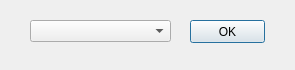
First picture: the form in begindialog.ui, repository alikanarya/homeAutoGui, before the edit.
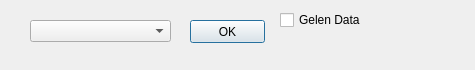
Second picture: the form after the edit.

Commit message: server data read separated for remote station 1 and debug

What changed in the file:
```diff
--- a/begindialog.ui
+++ b/begindialog.ui
@@ -6,7 +6,7 @@
    <rect>
     <x>0</x>
     <y>0</y>
-    <width>295</width>
+    <width>475</width>
     <height>70</height>
    </rect>
   </property>
@@ -36,6 +36,19 @@
     </rect>
    </property>
   </widget>
+  <widget class="QCheckBox" name="checkBoxIncomingData">
+   <property name="geometry">
+    <rect>
+     <x>280</x>
+     <y>10</y>
+     <width>81</width>
+     <height>20</height>
+    </rect>
+   </property>
+   <property name="text">
+    <string>Gelen Data</string>
+   </property>
+  </widget>
  </widget>
  <resources/>
  <connections/>
```
The commit also changes 7 other files.
